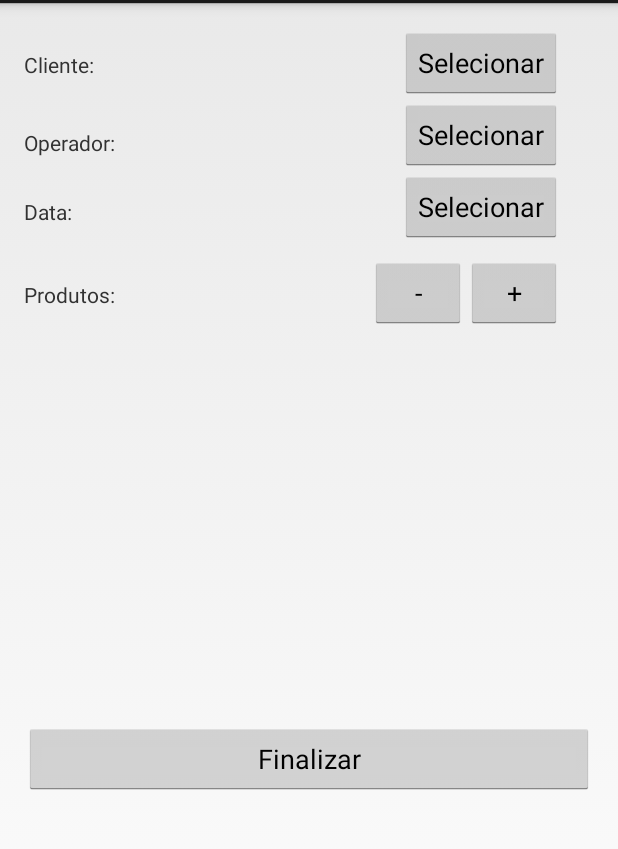
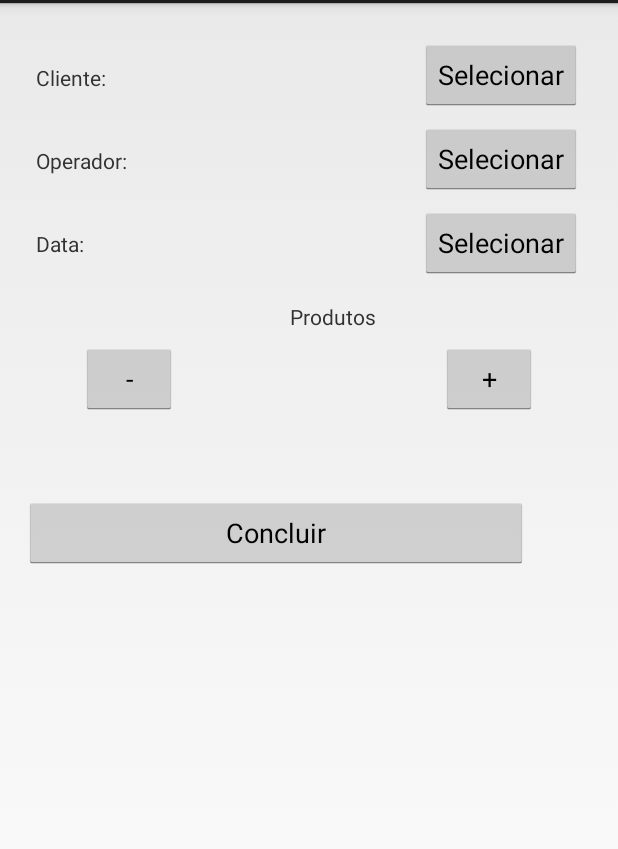
Before and after one commit to apwinterjr/AlugueService_Android, an Android app: the CriarActivity screen opened directly, with no data from a screen before it, on a phone screen of 412 x 824 dp, the part 69-918 px from its top. Run offline under Robolectric (Android 15) with nearby library versions, the phone set to English and light mode, and no system bars.

Commit message:
Terminado o layout da criação de pre-aluguel.

```diff
--- a/AS_Android/app/src/main/java/com/example/nicha/as_android/pre_aluguel/CriarActivity.java
+++ b/AS_Android/app/src/main/java/com/example/nicha/as_android/pre_aluguel/CriarActivity.java
@@ -40,8 +40,8 @@ public class CriarActivity extends Activity {
     DatePickerDialog.OnDateSetListener listner = new DatePickerDialog.OnDateSetListener() {
         @Override
         public void onDateSet(DatePicker view, int year, int month, int dayOfMonth) {
-            TextView txtDataSelecionada = (TextView) findViewById(R.id.txtDataSelecionadaPreVenda);
-            txtDataSelecionada.setText(dayOfMonth + "/" + month + "/" + year);
+            TextView txtDataSelecionada = (TextView) findViewById(R.id.txtDataCriarPreAluguel);
+            txtDataSelecionada.setText("Data: " + dayOfMonth + "/" + month + "/" + year);
         }
     };
 
--- a/AS_Android/app/src/main/res/layout/activity_pagina_principal.xml
+++ b/AS_Android/app/src/main/res/layout/activity_pagina_principal.xml
@@ -40,6 +40,7 @@
             android:layout_below="@+id/imageView2"
             android:layout_centerHorizontal="true"
             android:layout_marginTop="23dp"
+            android:gravity="center"
             android:onClick="entrarPreAluguel"
             android:text="Pré-Aluguel" />
 
@@ -50,6 +51,7 @@
             android:layout_alignStart="@+id/btnPreAluguel"
             android:layout_below="@+id/btnPreAluguel"
             android:layout_marginTop="25dp"
+            android:gravity="center"
             android:onClick="entrarProduto"
             android:text="Produto" />
     </LinearLayout>
--- a/AS_Android/app/src/main/res/layout/activity_pre_aluguel_criar.xml
+++ b/AS_Android/app/src/main/res/layout/activity_pre_aluguel_criar.xml
@@ -1,5 +1,6 @@
 <?xml version="1.0" encoding="utf-8"?>
 <RelativeLayout xmlns:android="http://schemas.android.com/apk/res/android"
+    xmlns:app="http://schemas.android.com/apk/res-auto"
     xmlns:tools="http://schemas.android.com/tools"
     android:layout_width="match_parent"
     android:layout_height="match_parent"
@@ -15,148 +16,132 @@
        android:layout_height="match_parent"
        android:layout_alignParentTop="true"
        android:layout_alignParentStart="true">
-       <RelativeLayout
+
+       <android.support.constraint.ConstraintLayout
            android:layout_width="match_parent"
            android:layout_height="match_parent">
-
-           <TextView
-               android:id="@+id/textView7"
-               android:layout_width="wrap_content"
-               android:layout_height="wrap_content"
-               android:text="Cliente:"
-               android:layout_alignBaseline="@+id/btnSelecionarCliente"
-               android:layout_alignBottom="@+id/btnSelecionarCliente"
-               android:layout_alignParentStart="true" />
 
            <TextView
                android:id="@+id/txtClienteCriarPreAluguel"
                android:layout_width="wrap_content"
                android:layout_height="wrap_content"
-               android:layout_alignParentTop="true"
-               android:layout_toEndOf="@+id/textView7" />
-
-           <Space
-               android:layout_width="match_parent"
-               android:layout_height="wrap_content"
-               android:layout_alignParentStart="true"
-               android:layout_alignParentTop="true"
-               android:layout_marginTop="153dp"
-               android:id="@+id/space" />
+               android:text="Cliente:"
+               android:layout_marginLeft="8dp"
+               app:layout_constraintLeft_toLeftOf="parent"
+               app:layout_constraintTop_toTopOf="parent"
+               android:layout_marginTop="24dp"
+               android:layout_marginStart="8dp" />
 
            <Button
                android:id="@+id/btnSelecionarCliente"
                android:layout_width="wrap_content"
                android:layout_height="wrap_content"
                android:text="Selecionar"
-               android:layout_alignParentTop="true"
-               android:layout_alignEnd="@+id/btnAdicionarProdutoPreVenda" />
+               app:layout_constraintTop_toTopOf="parent"
+               android:layout_marginTop="8dp"
+               android:layout_marginRight="8dp"
+               app:layout_constraintRight_toRightOf="parent"
+               android:layout_marginEnd="8dp" />
 
            <TextView
-               android:id="@+id/textView11"
+               android:id="@+id/txtOperadorCriarPreAluguel"
                android:layout_width="wrap_content"
                android:layout_height="wrap_content"
-               android:layout_alignParentStart="true"
-               android:layout_below="@+id/btnSelecionarCliente"
-               android:layout_marginTop="19dp"
-               android:text="Operador:" />
+               android:text="Operador:"
+               android:layout_marginTop="36dp"
+               app:layout_constraintTop_toBottomOf="@+id/txtClienteCriarPreAluguel"
+               android:layout_marginLeft="8dp"
+               app:layout_constraintLeft_toLeftOf="parent"
+               android:layout_marginStart="8dp" />
 
            <Button
                android:id="@+id/btnSelecionarOperador"
                android:layout_width="wrap_content"
                android:layout_height="wrap_content"
                android:text="Selecionar"
-               android:layout_below="@+id/btnSelecionarCliente"
-               android:layout_alignStart="@+id/btnSelecionarCliente" />
+               android:layout_marginTop="8dp"
+               app:layout_constraintTop_toBottomOf="@+id/btnSelecionarCliente"
+               android:layout_marginRight="8dp"
+               app:layout_constraintRight_toRightOf="parent"
+               android:layout_marginEnd="8dp" />
 
            <Button
                android:id="@+id/btnSelecionarData"
                android:layout_width="wrap_content"
                android:layout_height="wrap_content"
-               android:layout_alignStart="@+id/btnSelecionarOperador"
-               android:layout_below="@+id/btnSelecionarOperador"
-               android:layout_weight="0.41"
-               android:text="Selecionar" />
+               android:text="Selecionar"
+               android:layout_marginRight="8dp"
+               app:layout_constraintRight_toRightOf="parent"
+               android:layout_marginTop="8dp"
+               app:layout_constraintTop_toBottomOf="@+id/btnSelecionarOperador"
+               android:layout_marginEnd="8dp" />
 
            <TextView
-               android:id="@+id/txtDataSelecionadaPreVenda"
+               android:id="@+id/txtDataCriarPreAluguel"
                android:layout_width="wrap_content"
                android:layout_height="wrap_content"
-               android:layout_alignParentStart="true"
-               android:layout_alignParentTop="true"
-               android:layout_marginStart="41dp"
-               android:layout_marginTop="113dp"
-               android:text="          " />
-
-           <TextView
-               android:id="@+id/textView14"
-               android:layout_width="wrap_content"
-               android:layout_height="wrap_content"
-               android:layout_alignParentStart="true"
-               android:layout_below="@+id/btnSelecionarOperador"
-               android:layout_marginTop="17dp"
-               android:text="Data:" />
-
-           <ScrollView
-               android:id="@+id/scrollViewProdutos"
-               android:layout_width="match_parent"
-               android:layout_height="wrap_content"
-               android:layout_alignParentStart="true"
-               android:layout_below="@+id/btnAdicionarProdutoPreVenda"
-               android:layout_above="@+id/btnFinalizarPreAluguel">
-
-               <LinearLayout
-                   android:layout_width="match_parent"
-                   android:layout_height="wrap_content"
-                   android:orientation="vertical"
-                   android:weightSum="1">
-
-                   <ListView
-                       android:layout_width="wrap_content"
-                       android:layout_height="wrap_content"
-                       android:layout_alignParentStart="true"
-                       android:layout_below="@+id/textView14"
-                       android:layout_marginTop="171dp"
-                       android:layout_weight="0.41" />
-
-               </LinearLayout>
-           </ScrollView>
-
-           <Button
-               android:id="@+id/btnAdicionarProdutoPreVenda"
-               android:layout_width="wrap_content"
-               android:layout_height="wrap_content"
-               android:text="+"
-               android:layout_marginEnd="21dp"
-               android:layout_alignTop="@+id/space"
-               android:layout_alignParentEnd="true" />
+               android:layout_marginLeft="8dp"
+               android:layout_marginStart="8dp"
+               android:layout_marginTop="36dp"
+               android:text="Data:"
+               app:layout_constraintLeft_toLeftOf="parent"
+               app:layout_constraintTop_toBottomOf="@+id/txtOperadorCriarPreAluguel" />
 
            <Button
                android:id="@+id/btnRemoverProdutoPreVenda"
                android:layout_width="wrap_content"
                android:layout_height="wrap_content"
                android:text="-"
-               android:layout_alignTop="@+id/space"
-               android:layout_toStartOf="@+id/btnAdicionarProdutoPreVenda" />
+               app:layout_constraintLeft_toLeftOf="@+id/txtDataCriarPreAluguel"
+               android:layout_marginTop="8dp"
+               app:layout_constraintTop_toBottomOf="@+id/textView10"
+               android:layout_marginLeft="30dp" />
 
            <TextView
                android:id="@+id/textView10"
                android:layout_width="wrap_content"
                android:layout_height="wrap_content"
-               android:text="Produtos:"
-               android:layout_alignBaseline="@+id/btnRemoverProdutoPreVenda"
-               android:layout_alignBottom="@+id/btnRemoverProdutoPreVenda"
-               android:layout_alignEnd="@+id/textView11" />
+               android:layout_marginTop="15dp"
+               android:gravity="center"
+               android:text="Produtos"
+               app:layout_constraintTop_toBottomOf="@+id/btnSelecionarData"
+               app:layout_constraintRight_toLeftOf="@+id/btnSelecionarData"
+               android:layout_marginRight="30dp"
+               android:layout_marginEnd="30dp" />
 
            <Button
-               android:id="@+id/btnFinalizarPreAluguel"
-               android:layout_width="match_parent"
+               android:id="@+id/btnConcluirPreVenda"
+               android:layout_width="336dp"
                android:layout_height="wrap_content"
-               android:layout_alignParentStart="true"
-               android:layout_alignParentTop="true"
-               android:layout_marginTop="464dp"
-               android:layout_weight="0.97"
-               android:text="Finalizar" />
-       </RelativeLayout>
+               android:layout_marginTop="35dp"
+               android:text="Concluir"
+               app:layout_constraintTop_toBottomOf="@+id/listView"
+               tools:layout_editor_absoluteX="8dp" />
+
+           <ListView
+               android:id="@+id/listView"
+               android:layout_width="0dp"
+               android:layout_height="wrap_content"
+               android:layout_marginEnd="8dp"
+               android:layout_marginLeft="8dp"
+               android:layout_marginRight="8dp"
+               android:layout_marginStart="8dp"
+               android:layout_marginTop="75dp"
+               app:layout_constraintHorizontal_bias="0.0"
+               app:layout_constraintLeft_toLeftOf="parent"
+               app:layout_constraintRight_toRightOf="parent"
+               app:layout_constraintTop_toBottomOf="@+id/textView10" />
+
+           <Button
+               android:id="@+id/txtAdicionarProdutoPreAluguel"
+               android:layout_width="wrap_content"
+               android:layout_height="wrap_content"
+               android:layout_marginRight="30dp"
+               android:layout_marginTop="8dp"
+               android:text="+"
+               app:layout_constraintRight_toRightOf="@+id/listView"
+               app:layout_constraintTop_toBottomOf="@+id/textView10" />
+       </android.support.constraint.ConstraintLayout>
    </ScrollView>
 
 </RelativeLayout>
```
Also changed, not shown: AS_Android/app/src/main/res/layout/activity_pre_aluguel_resultado.xml (+43 -16 lines), AS_Android/app/src/main/res/layout/activity_produto_consulta_resultado.xml (+40 -67 lines), 2 other files.
